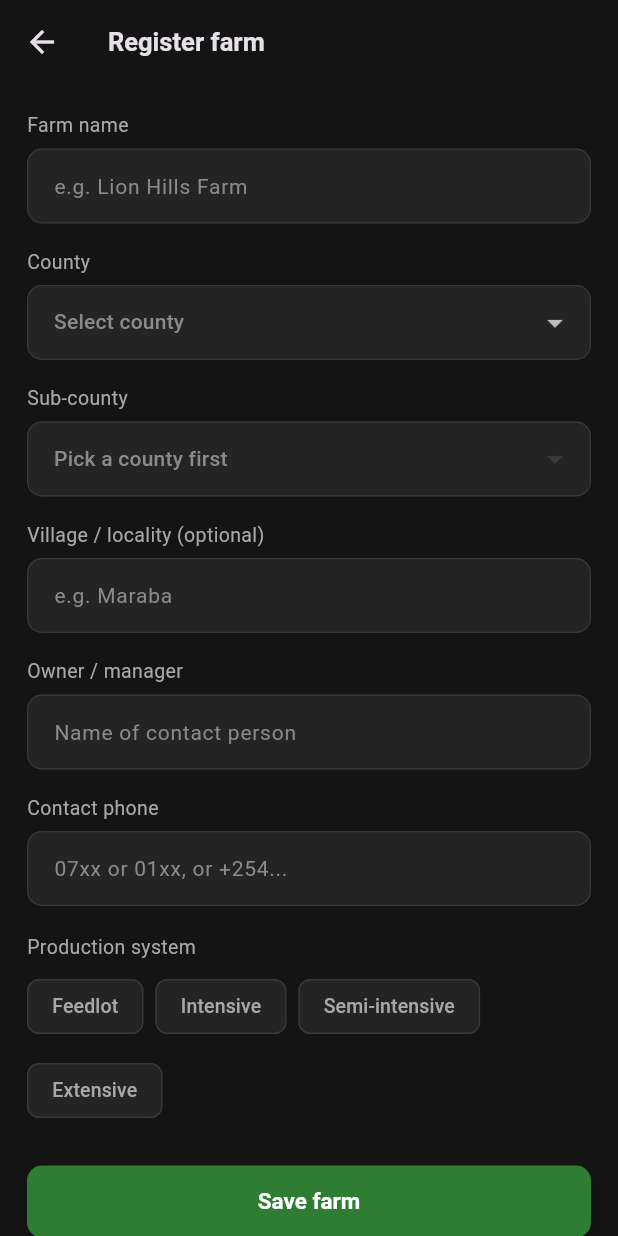
After one commit to mbururyan/CM_Beef_App1, a Flutter app: the RegisterFarmScreen screen opened directly, on a phone screen of 412 x 824 dp. The commit adds this screen. Run offline on Flutter 3.47's test engine with Material 3 defaults, Android fonts, the phone set to English and light mode, and no system bars; our stand-ins replace cloud_firestore, firebase_auth, firebase_core; accounts and stored records are empty.

Commit message:
initialization of farm creation form

```diff
--- /dev/null
+++ b/lib/constants/kenya_locations.dart
@@ -0,0 +1,404 @@
+/// Kenya county -> subcounty lookup, used by the dependent
+/// dropdowns on the farm registration form.
+///
+/// Draft list based on constituency names (47 counties, 290
+/// subcounties). To be reconciled with FCL's own administrative
+/// coding during the testing phase.
+class KenyaLocations {
+  KenyaLocations._();
+
+  static const Map<String, List<String>> countySubcounties = {
+    'Baringo': [
+      'Tiaty',
+      'Baringo North',
+      'Baringo Central',
+      'Baringo South',
+      'Mogotio',
+      'Eldama Ravine',
+    ],
+    'Bomet': [
+      'Sotik',
+      'Chepalungu',
+      'Bomet East',
+      'Bomet Central',
+      'Konoin',
+    ],
+    'Bungoma': [
+      'Mt Elgon',
+      'Sirisia',
+      'Kabuchai',
+      'Bumula',
+      'Kanduyi',
+      'Webuye East',
+      'Webuye West',
+      'Kimilili',
+      'Tongaren',
+    ],
+    'Busia': [
+      'Teso North',
+      'Teso South',
+      'Nambale',
+      'Matayos',
+      'Butula',
+      'Funyula',
+      'Budalangi',
+    ],
+    'Elgeyo-Marakwet': [
+      'Marakwet East',
+      'Marakwet West',
+      'Keiyo North',
+      'Keiyo South',
+    ],
+    'Embu': [
+      'Manyatta',
+      'Runyenjes',
+      'Mbeere South',
+      'Mbeere North',
+    ],
+    'Garissa': [
+      'Garissa Township',
+      'Balambala',
+      'Lagdera',
+      'Dadaab',
+      'Fafi',
+      'Ijara',
+    ],
+    'Homa Bay': [
+      'Kasipul',
+      'Kabondo Kasipul',
+      'Karachuonyo',
+      'Rangwe',
+      'Homa Bay Town',
+      'Ndhiwa',
+      'Suba North',
+      'Suba South',
+    ],
+    'Isiolo': [
+      'Isiolo North',
+      'Isiolo South',
+    ],
+    'Kajiado': [
+      'Kajiado North',
+      'Kajiado Central',
+      'Kajiado East',
+      'Kajiado West',
+      'Kajiado South',
+    ],
+    'Kakamega': [
+      'Lugari',
+      'Likuyani',
+      'Malava',
+      'Lurambi',
+      'Navakholo',
+      'Mumias West',
+      'Mumias East',
+      'Matungu',
+      'Butere',
+      'Khwisero',
+      'Shinyalu',
+      'Ikolomani',
+    ],
+    'Kericho': [
+      'Ainamoi',
+      'Belgut',
+      'Bureti',
+      'Kipkelion East',
+      'Kipkelion West',
+      'Sigowet/Soin',
+    ],
+    'Kiambu': [
+      'Gatundu South',
+      'Gatundu North',
+      'Juja',
+      'Thika Town',
+      'Ruiru',
+      'Githunguri',
+      'Kiambu',
+      'Kiambaa',
+      'Kabete',
+      'Kikuyu',
+      'Limuru',
+      'Lari',
+    ],
+    'Kilifi': [
+      'Kilifi North',
+      'Kilifi South',
+      'Kaloleni',
+      'Rabai',
+      'Ganze',
+      'Malindi',
+      'Magarini',
+    ],
+    'Kirinyaga': [
+      'Mwea',
+      'Gichugu',
+      'Ndia',
+      'Kirinyaga Central',
+    ],
+    'Kisii': [
+      'Bonchari',
+      'South Mugirango',
+      'Bomachoge Borabu',
+      'Bobasi',
+      'Bomachoge Chache',
+      'Nyaribari Masaba',
+      'Nyaribari Chache',
+      'Kitutu Chache North',
+      'Kitutu Chache South',
+    ],
+    'Kisumu': [
+      'Kisumu East',
+      'Kisumu West',
+      'Kisumu Central',
+      'Seme',
+      'Nyando',
+      'Muhoroni',
+      'Nyakach',
+    ],
+    'Kitui': [
+      'Mwingi North',
+      'Mwingi West',
+      'Mwingi Central',
+      'Kitui West',
+      'Kitui Rural',
+      'Kitui Central',
+      'Kitui East',
+      'Kitui South',
+    ],
+    'Kwale': [
+      'Msambweni',
+      'Lunga Lunga',
+      'Matuga',
+      'Kinango',
+    ],
+    'Laikipia': [
+      'Laikipia West',
+      'Laikipia East',
+      'Laikipia North',
+    ],
+    'Lamu': [
+      'Lamu East',
+      'Lamu West',
+    ],
+    'Machakos': [
+      'Masinga',
+      'Yatta',
+      'Kangundo',
+      'Matungulu',
+      'Kathiani',
+      'Mavoko',
+      'Machakos Town',
+      'Mwala',
+    ],
+    'Makueni': [
+      'Mbooni',
+      'Kilome',
+      'Kaiti',
+      'Makueni',
+      'Kibwezi West',
+      'Kibwezi East',
+    ],
+    'Mandera': [
+      'Mandera West',
+      'Banissa',
+      'Mandera North',
+      'Mandera South',
+      'Mandera East',
+      'Lafey',
+    ],
+    'Marsabit': [
+      'Moyale',
+      'North Horr',
+      'Saku',
+      'Laisamis',
+    ],
+    'Meru': [
+      'Igembe South',
+      'Igembe Central',
+      'Igembe North',
+      'Tigania West',
+      'Tigania East',
+      'North Imenti',
+      'Buuri',
+      'Central Imenti',
+      'South Imenti',
+    ],
+    'Migori': [
+      'Rongo',
+      'Awendo',
+      'Suna East',
+      'Suna West',
+      'Uriri',
+      'Nyatike',
+      'Kuria West',
+      'Kuria East',
+    ],
+    'Mombasa': [
+      'Changamwe',
+      'Jomvu',
+      'Kisauni',
+      'Nyali',
+      'Likoni',
+      'Mvita',
+    ],
+    'Murang\'a': [
+      'Kangema',
+      'Mathioya',
+      'Kiharu',
+      'Kigumo',
+      'Maragwa',
+      'Kandara',
+      'Gatanga',
+    ],
+    'Nairobi': [
+      'Westlands',
+      'Dagoretti North',
+      'Dagoretti South',
+      'Langata',
+      'Kibra',
+      'Roysambu',
+      'Kasarani',
+      'Ruaraka',
+      'Embakasi South',
+      'Embakasi North',
+      'Embakasi Central',
+      'Embakasi East',
+      'Embakasi West',
+      'Makadara',
+      'Kamukunji',
+      'Starehe',
+      'Mathare',
+    ],
+    'Nakuru': [
+      'Molo',
+      'Njoro',
+      'Naivasha',
+      'Gilgil',
+      'Kuresoi South',
+      'Kuresoi North',
+      'Subukia',
+      'Rongai',
+      'Bahati',
+      'Nakuru Town West',
+      'Nakuru Town East',
+    ],
+    'Nandi': [
+      'Tinderet',
+      'Aldai',
+      'Nandi Hills',
+      'Chesumei',
+      'Emgwen',
+      'Mosop',
+    ],
+    'Narok': [
+      'Kilgoris',
+      'Emurua Dikirr',
+      'Narok North',
+      'Narok East',
+      'Narok South',
+      'Narok West',
+    ],
+    'Nyamira': [
+      'Kitutu Masaba',
+      'West Mugirango',
+      'North Mugirango',
+      'Borabu',
+    ],
+    'Nyandarua': [
+      'Kinangop',
+      'Kipipiri',
+      'Ol Kalou',
+      'Ol Jorok',
+      'Ndaragwa',
+    ],
+    'Nyeri': [
+      'Tetu',
+      'Kieni',
+      'Mathira',
+      'Othaya',
+      'Mukurweini',
+      'Nyeri Town',
+    ],
+    'Samburu': [
+      'Samburu West',
+      'Samburu North',
+      'Samburu East',
+    ],
+    'Siaya': [
+      'Ugenya',
+      'Ugunja',
+      'Alego Usonga',
+      'Gem',
+      'Bondo',
+      'Rarieda',
+    ],
+    'Taita Taveta': [
+      'Taveta',
+      'Wundanyi',
+      'Mwatate',
+      'Voi',
+    ],
+    'Tana River': [
+      'Garsen',
+      'Galole',
+      'Bura',
+    ],
+    'Tharaka-Nithi': [
+      'Maara',
+      'Chuka/Igambang\'ombe',
+      'Tharaka',
+    ],
+    'Trans Nzoia': [
+      'Kwanza',
+      'Endebess',
+      'Saboti',
+      'Kiminini',
+      'Cherangany',
+    ],
+    'Turkana': [
+      'Turkana North',
+      'Turkana West',
+      'Turkana Central',
+      'Loima',
+      'Turkana South',
+      'Turkana East',
+    ],
+    'Uasin Gishu': [
+      'Soy',
+      'Turbo',
+      'Moiben',
+      'Ainabkoi',
+      'Kapseret',
+      'Kesses',
+    ],
+    'Vihiga': [
+      'Vihiga',
+      'Sabatia',
+      'Hamisi',
+      'Luanda',
+      'Emuhaya',
+    ],
+    'Wajir': [
+      'Wajir North',
+      'Wajir East',
+      'Tarbaj',
+      'Wajir West',
+      'Eldas',
+      'Wajir South',
+    ],
+    'West Pokot': [
+      'Kapenguria',
+      'Sigor',
+      'Kacheliba',
+      'Pokot South',
+    ],
+  };
+
+  /// All 47 counties, alphabetical — feeds the county dropdown.
+  static List<String> get counties =>
+      countySubcounties.keys.toList();
+
+  /// Subcounties for one county; empty list if none selected.
+  static List<String> subcountiesOf(String? county) =>
+      county == null ? const [] : (countySubcounties[county] ?? const []);
+}
--- a/lib/models/farm.dart
+++ b/lib/models/farm.dart
@@ -31,6 +31,7 @@ class Farm {
     required this.id,
     required this.name,
     required this.county,
+    required this.subCounty,
     required this.locationArea,
     required this.ownerManager,
     required this.contactPhone,
@@ -43,7 +44,11 @@ class Farm {
   final String id;
   final String name;
   final String county;
+  final String subCounty;
+
+  /// Village or locality — finer than subcounty, free text.
   final String locationArea;
+
   final String ownerManager;
 
   /// Kept as a String so the leading zero survives (0722..., not 722...).
@@ -58,8 +63,9 @@ class Farm {
   /// timestamp is still resolving.
   final DateTime? createdAt;
 
-  /// Lowercased name, used for case-insensitive search.
-  String get nameLower => name.toLowerCase();
+  /// "Nandi · Aldai" — for list rows and detail headers.
+  String get locationLabel =>
+      subCounty.isEmpty ? county : '$county · $subCounty';
 
   /// Firestore document -> Farm. The ONLY place that reads these keys.
   factory Farm.fromDoc(DocumentSnapshot<Map<String, dynamic>> doc) {
@@ -68,6 +74,7 @@ class Farm {
       id: doc.id,
       name: d['name'] as String? ?? '',
       county: d['county'] as String? ?? '',
+      subCounty: d['sub_county'] as String? ?? '',
       locationArea: d['location_area'] as String? ?? '',
       ownerManager: d['owner_manager'] as String? ?? '',
       contactPhone: d['contact_phone'] as String? ?? '',
@@ -85,6 +92,7 @@ class Farm {
         'name': name.trim(),
         'name_lower': name.trim().toLowerCase(),
         'county': county.trim(),
+        'sub_county': subCounty.trim(),
         'location_area': locationArea.trim(),
         'owner_manager': ownerManager.trim(),
         'contact_phone': contactPhone.replaceAll(RegExp(r'\s+'), ''),
--- /dev/null
+++ b/lib/screens/register_farm_screen.dart
@@ -0,0 +1,280 @@
+import 'package:flutter/material.dart';
+
+import '../constants/kenya_locations.dart';
+import '../models/farm.dart';
+import '../services/farm_service.dart';
+import '../theme/app_theme.dart';
+import '../utils/validators.dart';
+
+class RegisterFarmScreen extends StatefulWidget {
+  const RegisterFarmScreen({super.key});
+
+  @override
+  State<RegisterFarmScreen> createState() => _RegisterFarmScreenState();
+}
+
+class _RegisterFarmScreenState extends State<RegisterFarmScreen> {
+  final _formKey = GlobalKey<FormState>();
+
+  final _nameCtrl = TextEditingController();
+  final _areaCtrl = TextEditingController();
+  final _ownerCtrl = TextEditingController();
+  final _phoneCtrl = TextEditingController();
+
+  String? _county;
+  String? _subCounty;
+  ProductionSystem? _system;
+  bool _submitting = false;
+
+  @override
+  void dispose() {
+    _nameCtrl.dispose();
+    _areaCtrl.dispose();
+    _ownerCtrl.dispose();
+    _phoneCtrl.dispose();
+    super.dispose();
+  }
+
+  Future<void> _submit() async {
+    if (!(_formKey.currentState?.validate() ?? false)) return;
+
+    setState(() => _submitting = true);
+
+    String? error;
+    try {
+      await FarmService.instance.createFarm(
+        name: _nameCtrl.text,
+        county: _county!,
+        subCounty: _subCounty!,
+        locationArea: _areaCtrl.text,
+        ownerManager: _ownerCtrl.text,
+        contactPhone: _phoneCtrl.text,
+        productionSystem: _system!,
+      );
+    } catch (_) {
+      error = 'Could not save the farm — try again';
+    }
+
+    if (!mounted) return;
+    setState(() => _submitting = false);
+
+    if (error != null) {
+      ScaffoldMessenger.of(context).showSnackBar(
+        SnackBar(content: Text(error), backgroundColor: AppColors.orange),
+      );
+      return;
+    }
+
+    ScaffoldMessenger.of(context).showSnackBar(
+      SnackBar(
+        content: Text('${_nameCtrl.text.trim()} registered'),
+        backgroundColor: AppColors.green,
+      ),
+    );
+    Navigator.of(context).pop();
+  }
+
+  Widget _label(String text) => Padding(
+        padding: const EdgeInsets.only(bottom: 6),
+        child: Text(
+          text,
+          style: const TextStyle(
+              fontSize: 13, color: AppColors.textSecondary),
+        ),
+      );
+
+  @override
+  Widget build(BuildContext context) {
+    final subcounties = KenyaLocations.subcountiesOf(_county);
+
+    return Scaffold(
+      appBar: AppBar(
+        backgroundColor: AppColors.background,
+        title: const Text('Register farm',
+            style: TextStyle(fontSize: 17, fontWeight: FontWeight.w600)),
+      ),
+      body: SafeArea(
+        child: SingleChildScrollView(
+          padding: const EdgeInsets.all(18),
+          child: Form(
+            key: _formKey,
+            autovalidateMode: AutovalidateMode.onUnfocus,
+            child: Column(
+              crossAxisAlignment: CrossAxisAlignment.stretch,
+              children: [
+                _label('Farm name'),
+                TextFormField(
+                  controller: _nameCtrl,
+                  textInputAction: TextInputAction.next,
+                  textCapitalization: TextCapitalization.words,
+                  decoration:
+                      const InputDecoration(hintText: 'e.g. Lion Hills Farm'),
+                  validator: (v) => Validators.required(v, 'Farm name'),
+                ),
+                const SizedBox(height: 16),
+
+                _label('County'),
+                DropdownButtonFormField<String>(
+                  initialValue: _county,
+                  isExpanded: true,
+                  dropdownColor: AppColors.surface,
+                  hint: const Text('Select county',
+                      style: TextStyle(
+                          fontSize: 14, color: AppColors.textMuted)),
+                  items: KenyaLocations.counties
+                      .map((c) => DropdownMenuItem(
+                            value: c,
+                            child: Text(c,
+                                style: const TextStyle(fontSize: 14)),
+                          ))
+                      .toList(),
+                  onChanged: (v) => setState(() {
+                    _county = v;
+                    // Clear the subcounty: the old one belongs to the
+                    // county the user just moved away from.
+                    _subCounty = null;
+                  }),
+                  validator: (v) =>
+                      v == null ? 'County cannot be blank' : null,
+                ),
+                const SizedBox(height: 16),
+
+                _label('Sub-county'),
+                DropdownButtonFormField<String>(
+                  initialValue: _subCounty,
+                  isExpanded: true,
+                  dropdownColor: AppColors.surface,
+                  hint: Text(
+                    _county == null
+                        ? 'Pick a county first'
+                        : 'Select sub-county',
+                    style: const TextStyle(
+                        fontSize: 14, color: AppColors.textMuted),
+                  ),
+                  items: subcounties
+                      .map((s) => DropdownMenuItem(
+                            value: s,
+                            child: Text(s,
+                                style: const TextStyle(fontSize: 14)),
+                          ))
+                      .toList(),
+                  // Disabled until a county is chosen: a null handler
+                  // is Flutter's way of greying out a dropdown.
+                  onChanged: _county == null
+                      ? null
+                      : (v) => setState(() => _subCounty = v),
+                  validator: (v) =>
+                      v == null ? 'Sub-county cannot be blank' : null,
+                ),
+                const SizedBox(height: 16),
+
+                _label('Village / locality (optional)'),
+                TextFormField(
+                  controller: _areaCtrl,
+                  textInputAction: TextInputAction.next,
+                  textCapitalization: TextCapitalization.words,
+                  decoration: const InputDecoration(hintText: 'e.g. Maraba'),
+                ),
+                const SizedBox(height: 16),
+
+                _label('Owner / manager'),
+                TextFormField(
+                  controller: _ownerCtrl,
+                  textInputAction: TextInputAction.next,
+                  textCapitalization: TextCapitalization.words,
+                  decoration:
+                      const InputDecoration(hintText: 'Name of contact person'),
+                  validator: (v) =>
+                      Validators.required(v, 'Owner / manager'),
+                ),
+                const SizedBox(height: 16),
+
+                _label('Contact phone'),
+                TextFormField(
+                  controller: _phoneCtrl,
+                  keyboardType: TextInputType.phone,
+                  textInputAction: TextInputAction.done,
+                  decoration: const InputDecoration(
+                      hintText: '07xx or 01xx, or +254...'),
+                  validator: Validators.kenyanPhone,
+                ),
+                const SizedBox(height: 18),
+
+                _label('Production system'),
+                FormField<ProductionSystem>(
+                  initialValue: _system,
+                  validator: (v) =>
+                      v == null ? 'Select a production system' : null,
+                  builder: (state) => Column(
+                    crossAxisAlignment: CrossAxisAlignment.start,
+                    children: [
+                      Wrap(
+                        spacing: 8,
+                        runSpacing: 8,
+                        children: ProductionSystem.values.map((p) {
+                          final selected = _system == p;
+                          return ChoiceChip(
+                            label: Text(p.label),
+                            selected: selected,
+                            showCheckmark: false,
+                            labelStyle: TextStyle(
+                              fontSize: 13,
+                              color: selected
+                                  ? AppColors.greenLight
+                                  : AppColors.textSecondary,
+                            ),
+                            backgroundColor: AppColors.inputFill,
+                            selectedColor: AppColors.greenDark,
+                            side: BorderSide(
+                              color: selected
+                                  ? AppColors.green
+                                  : AppColors.inputBorder,
+                              width: 0.8,
+                            ),
+                            onSelected: (_) {
+                              setState(() => _system = p);
+                              state.didChange(p); // clears the error
+                            },
+                          );
+                        }).toList(),
+                      ),
+                      if (state.hasError)
+                        Padding(
+                          padding: const EdgeInsets.only(top: 6, left: 4),
+                          child: Text(
+                            state.errorText!,
+                            style: const TextStyle(
+                                fontSize: 12, color: AppColors.orange),
+                          ),
+                        ),
+                    ],
+                  ),
+                ),
+                const SizedBox(height: 26),
+
+                ElevatedButton(
+                  onPressed: _submitting ? null : _submit,
+                  child: _submitting
+                      ? const SizedBox(
+                          width: 20,
+                          height: 20,
+                          child: CircularProgressIndicator(
+                              strokeWidth: 2, color: Colors.white),
+                        )
+                      : const Text('Save farm'),
+                ),
+                const SizedBox(height: 10),
+                const Text(
+                  'Saves on this phone straight away and syncs when online.',
+                  textAlign: TextAlign.center,
+                  style:
+                      TextStyle(fontSize: 11, color: AppColors.textMuted),
+                ),
+              ],
+            ),
+          ),
+        ),
+      ),
+    );
+  }
+}
--- a/lib/screens/tabs/farms_tab.dart
+++ b/lib/screens/tabs/farms_tab.dart
@@ -1,26 +1,33 @@
 import 'package:flutter/material.dart';
 
 import '../../theme/app_theme.dart';
+import '../register_farm_screen.dart';
 
 class FarmsTab extends StatelessWidget {
   const FarmsTab({super.key});
 
   @override
   Widget build(BuildContext context) {
-    return const Center(
+    return Padding(
+      padding: const EdgeInsets.all(18),
       child: Column(
-        mainAxisAlignment: MainAxisAlignment.center,
+        crossAxisAlignment: CrossAxisAlignment.stretch,
         children: [
-          Icon(Icons.location_on_outlined,
-              size: 40, color: AppColors.textMuted),
-          SizedBox(height: 10),
-          Text('My farms',
-              style:
-                  TextStyle(fontSize: 16, fontWeight: FontWeight.w600)),
-          SizedBox(height: 4),
-          Text('Farm registry arrives in the next module',
-              style: TextStyle(
-                  fontSize: 13, color: AppColors.textMuted)),
+          const Text('My farms',
+              style: TextStyle(fontSize: 17, fontWeight: FontWeight.w600)),
+          const SizedBox(height: 4),
+          const Text('The live list arrives in the next increment',
+              style: TextStyle(fontSize: 12, color: AppColors.textMuted)),
+          const Spacer(),
+          ElevatedButton.icon(
+            onPressed: () => Navigator.of(context).push(
+              MaterialPageRoute(
+                  builder: (_) => const RegisterFarmScreen()),
+            ),
+            icon: const Icon(Icons.add_location_alt_outlined, size: 20),
+            label: const Text('Register new farm'),
+          ),
+          const Spacer(),
         ],
       ),
     );
--- a/lib/services/farm_service.dart
+++ b/lib/services/farm_service.dart
@@ -24,6 +24,7 @@ class FarmService {
   Future<String> createFarm({
     required String name,
     required String county,
+    required String subCounty,
     required String locationArea,
     required String ownerManager,
     required String contactPhone,
@@ -35,6 +36,7 @@ class FarmService {
       id: '',
       name: name,
       county: county,
+      subCounty: subCounty,
       locationArea: locationArea,
       ownerManager: ownerManager,
       contactPhone: contactPhone,
```
